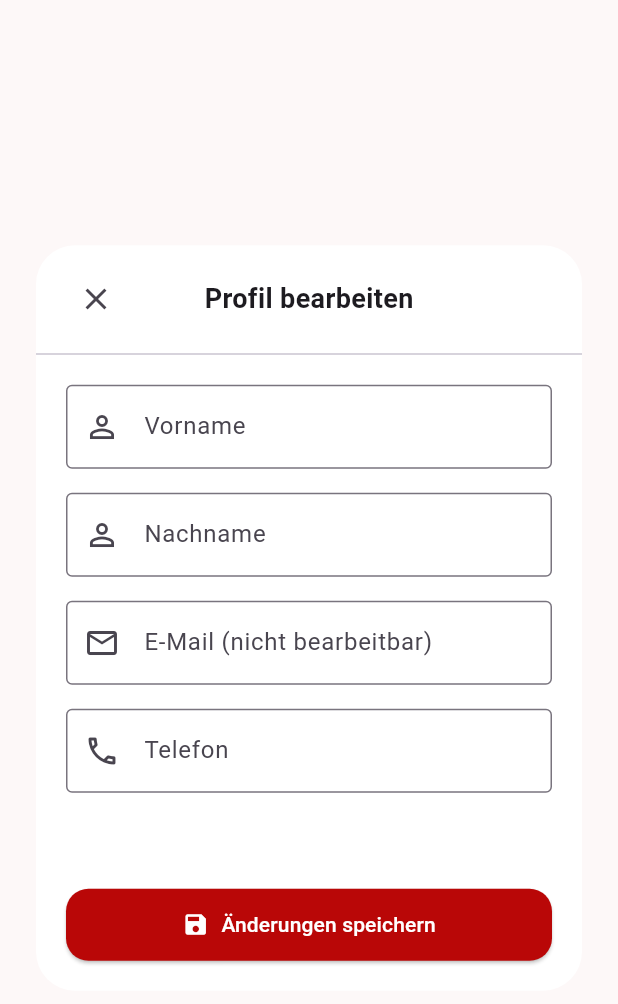
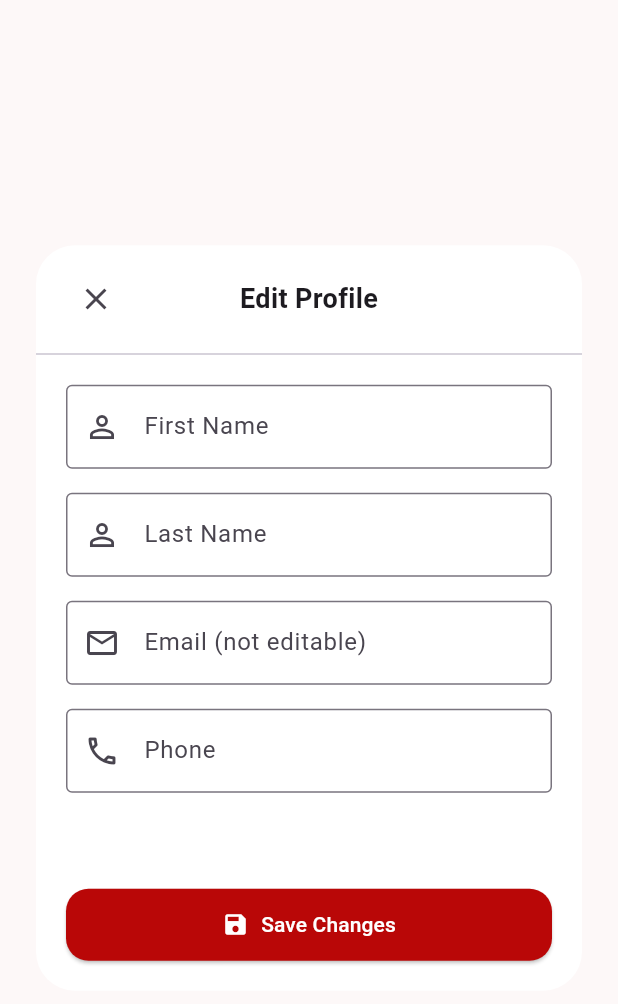
Before and after one commit to MahadiBapari/Bauauftrage24, a Flutter app: the EditProfileFormClient widget shown alone on an empty page, opened directly with empty values, on a phone screen of 412 x 824 dp. Shown: the top 1004 px of the screen. Run offline on Flutter 3.47's test engine with Material 3 defaults, Android fonts, the phone set to English and light mode, and no system bars; our stand-ins replace app_links, cached_network_image, extended_image, image_picker, multi_select_flutter, photo_view and 2 more; missing offline and left inert: flutter_stripe; accounts and stored records are empty; network calls fail; statements that could not run were skipped.

Commit message:
Fixed email edit form issue

```diff
--- a/lib/presentation/home/widgets/edit_profile_form_client.dart
+++ b/lib/presentation/home/widgets/edit_profile_form_client.dart
@@ -24,7 +24,11 @@ class _EditProfileFormClientState extends State<EditProfileFormClient> {
   final _phoneController = TextEditingController();
   final _firstNameController = TextEditingController();
   final _lastNameController = TextEditingController();
-  final _emailController = TextEditingController();
+
+  late String _email; // Store email locally
+
+  // No need for _emailController as it's readOnly and initialValue is used.
+  // The email will be passed directly from widget.userData.
 
   @override
   void initState() {
@@ -33,7 +37,7 @@ class _EditProfileFormClientState extends State<EditProfileFormClient> {
     _phoneController.text = widget.userData['meta_data']?['user_phone_']?[0] ?? '';
     _firstNameController.text = widget.userData['meta_data']?['first_name']?[0] ?? '';
     _lastNameController.text = widget.userData['meta_data']?['last_name']?[0] ?? '';
-    _emailController.text = widget.userData['user_email'] ?? '';
+    _email = widget.userData['user_email'] ?? '';
   }
 
   @override
@@ -41,7 +45,6 @@ class _EditProfileFormClientState extends State<EditProfileFormClient> {
     _phoneController.dispose();
     _firstNameController.dispose();
     _lastNameController.dispose();
-    _emailController.dispose();
     super.dispose();
   }
 
@@ -52,7 +55,8 @@ class _EditProfileFormClientState extends State<EditProfileFormClient> {
         'first_name': _firstNameController.text,
         'last_name': _lastNameController.text,
         'user_phone_': _phoneController.text,
-        'user_email': _emailController.text,
+        // Use the correct key for the API
+        'email': _email,
       };
 
       const apiKey = '1234567890abcdef';
@@ -71,15 +75,7 @@ class _EditProfileFormClientState extends State<EditProfileFormClient> {
 
         if (response.statusCode == 200 && responseData['success'] == true) {
           ScaffoldMessenger.of(context).showSnackBar(
-            SnackBar(
-              content: const Text('Profil erfolgreich aktualisiert!'),
-              backgroundColor: const Color.fromARGB(129, 0, 0, 0),
-              behavior: SnackBarBehavior.floating,
-              shape: RoundedRectangleBorder(
-                borderRadius: BorderRadius.circular(10),
-              ),
-              margin: const EdgeInsets.all(10),
-            ),
+            const SnackBar(content: Text('Profile updated successfully!')),
           );
           widget.onProfileUpdated(); // Callback to refresh parent data
           Navigator.of(context).pop(); // Close the dialog
@@ -96,15 +92,17 @@ class _EditProfileFormClientState extends State<EditProfileFormClient> {
     // Ensure widget is still mounted before accessing context
     if (!mounted) return;
 
-    ScaffoldMessenger.of(context).showSnackBar(
-      SnackBar(
+    showDialog(
+      context: context,
+      builder: (ctx) => AlertDialog(
+        title: const Text('Error'),
         content: Text(message),
-        backgroundColor: const Color.fromARGB(160, 244, 67, 54),
-        behavior: SnackBarBehavior.floating,
-        shape: RoundedRectangleBorder(
-          borderRadius: BorderRadius.circular(10),
-        ),
-        margin: const EdgeInsets.all(10),
+        actions: [
+          TextButton(
+            onPressed: () => Navigator.of(ctx).pop(),
+            child: const Text('OK'),
+          ),
+        ],
       ),
     );
   }
@@ -129,7 +127,7 @@ class _EditProfileFormClientState extends State<EditProfileFormClient> {
                 ),
                 const Spacer(),
                 const Text(
-                  'Profil bearbeiten',
+                  'Edit Profile',
                   style: TextStyle(fontSize: 18, fontWeight: FontWeight.bold),
                 ),
                 const Spacer(),
@@ -154,7 +152,7 @@ class _EditProfileFormClientState extends State<EditProfileFormClient> {
                       TextFormField(
                         controller: _firstNameController,
                         decoration: const InputDecoration(
-                          labelText: 'Vorname',
+                          labelText: 'First Name',
                           prefixIcon: Icon(Icons.person_outline),
                           border: OutlineInputBorder(),
                         ),
@@ -165,7 +163,7 @@ class _EditProfileFormClientState extends State<EditProfileFormClient> {
                       TextFormField(
                         controller: _lastNameController,
                         decoration: const InputDecoration(
-                          labelText: 'Nachname',
+                          labelText: 'Last Name',
                           prefixIcon: Icon(Icons.person_outline),
                           border: OutlineInputBorder(),
                         ),
@@ -174,10 +172,10 @@ class _EditProfileFormClientState extends State<EditProfileFormClient> {
 
                       // Email (readonly)
                       TextFormField(
-                        controller: _emailController,
+                        initialValue: _email,
                         readOnly: true,
                         decoration: const InputDecoration(
-                          labelText: 'E-Mail (nicht bearbeitbar)',
+                          labelText: 'Email (not editable)',
                           prefixIcon: Icon(Icons.email_outlined),
                           border: OutlineInputBorder(),
                         ),
@@ -189,7 +187,7 @@ class _EditProfileFormClientState extends State<EditProfileFormClient> {
                         controller: _phoneController,
                         keyboardType: TextInputType.phone,
                         decoration: const InputDecoration(
-                          labelText: 'Telefon',
+                          labelText: 'Phone',
                           prefixIcon: Icon(Icons.phone_outlined),
                           border: OutlineInputBorder(),
                         ),
@@ -210,7 +208,7 @@ class _EditProfileFormClientState extends State<EditProfileFormClient> {
               child: ElevatedButton.icon(
                 onPressed: _updateProfile,
                 icon: const Icon(Icons.save),
-                label: const Text('Änderungen speichern'),
+                label: const Text('Save Changes'),
                 style: ElevatedButton.styleFrom(
                   padding: const EdgeInsets.symmetric(vertical: 14),
                   backgroundColor: const Color.fromARGB(255, 185, 7, 7),
--- a/lib/presentation/home/widgets/edit_profile_form_contractor.dart
+++ b/lib/presentation/home/widgets/edit_profile_form_contractor.dart
@@ -23,16 +23,14 @@ class _EditProfileFormContractorState
   final _formKey = GlobalKey<FormState>();
 
   // Controllers
-  // Email controller is not strictly needed if it's read-only and initialValue is used.
-  // Keeping it for consistency if it might become editable in the future,
-  // but initialValue on TextFormField is often enough for read-only fields.
-  final _emailController = TextEditingController();
   final _phoneController = TextEditingController();
   final _firmNameController = TextEditingController();
   final _uidNumberController = TextEditingController();
   final _availableTimeController = TextEditingController();
   final _firstNameController = TextEditingController();
   final _lastNameController = TextEditingController();
+
+  late String _email; // Store email locally
 
   // New state for service categories
   List<Map<String, dynamic>> _allServiceCategories = [];
@@ -43,13 +41,14 @@ class _EditProfileFormContractorState
   void initState() {
     super.initState();
     // Initialize controllers with existing user data
-    _emailController.text = widget.userData['user_email'] ?? '';
     _phoneController.text = widget.userData['meta_data']?['user_phone']?[0] ?? '';
     _firmNameController.text = widget.userData['meta_data']?['firmenname']?[0] ?? '';
     _uidNumberController.text = widget.userData['meta_data']?['uid_nummer']?[0] ?? '';
     _availableTimeController.text = widget.userData['meta_data']?['available_time']?[0] ?? '';
     _firstNameController.text = widget.userData['meta_data']?['first_name']?[0] ?? '';
     _lastNameController.text = widget.userData['meta_data']?['last_name']?[0] ?? '';
+
+    _email = widget.userData['user_email'] ?? '';
 
     // Initialize selected categories from user data
     final serviceCategories = widget.userData['meta_data']?['_service_category_'];
@@ -95,7 +94,6 @@ class _EditProfileFormContractorState
   @override
   void dispose() {
     // Dispose all TextEditingControllers to prevent memory leaks
-    _emailController.dispose();
     _phoneController.dispose();
     _firmNameController.dispose();
     _uidNumberController.dispose();
@@ -109,7 +107,7 @@ class _EditProfileFormContractorState
     if (_formKey.currentState!.validate()) {
       final updatedData = {
         'user_id': widget.userData['ID'].toString(),
-        'email': widget.userData['user_email'] ?? '',
+        'email': _email,
         'first_name': _firstNameController.text,
         'last_name': _lastNameController.text,
         'user_phone_': _phoneController.text,
@@ -245,7 +243,7 @@ class _EditProfileFormContractorState
 
                       // Email (readonly)
                       TextFormField(
-                        initialValue: widget.userData['user_email'] ?? '', // Use initialValue for readOnly
+                        initialValue: _email, // Use local variable for readOnly
                         readOnly: true,
                         decoration: const InputDecoration(
                           labelText: 'E-Mail (nicht bearbeitbar)',
```
